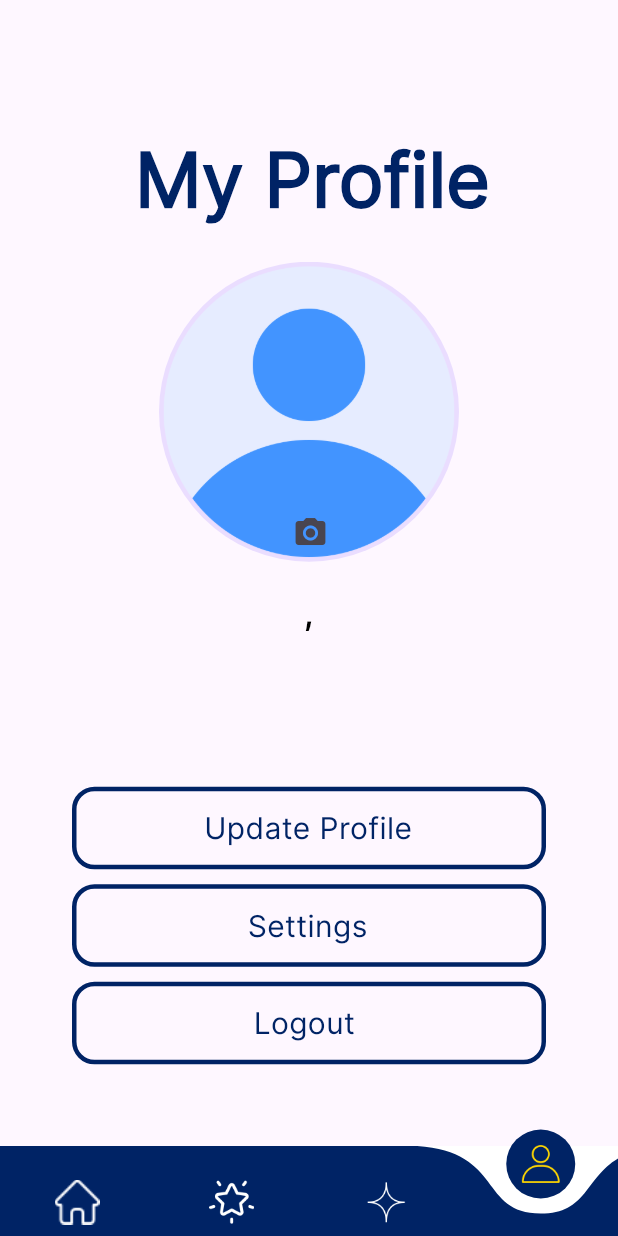
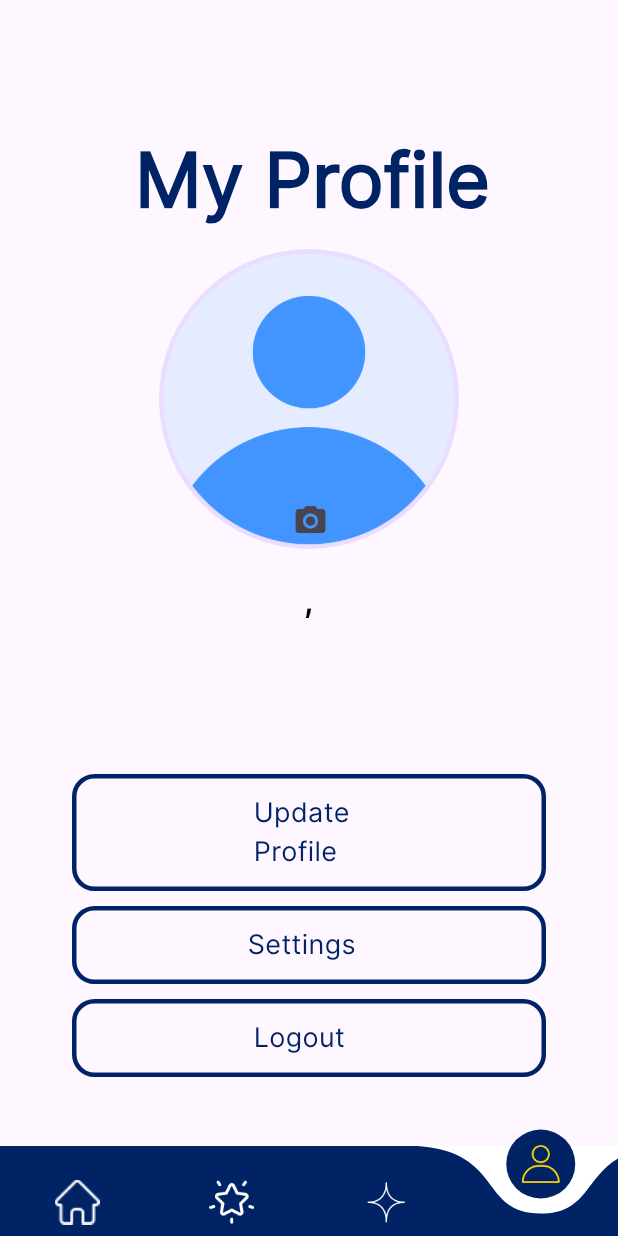
Before and after one commit to bearface4/Paws-Up, a Flutter app: the Profile screen opened by its route, on a phone screen of 412 x 824 dp. Run offline on Flutter 3.47's test engine with Material 3 defaults, Android fonts, the phone set to English and light mode, and no system bars; drawn by our look-alikes of curved_navigation_bar; our stand-ins replace another_flutter_splash_screen, cloud_firestore, firebase_auth, firebase_core, firebase_storage, flutter_secure_storage and 2 more; accounts and stored records are empty.

Commit message:
Initial commit

```diff
--- a/lib/Profile.dart
+++ b/lib/Profile.dart
@@ -189,11 +189,11 @@ class _ProfilePageState extends State<Profile> {
                             ),
                             borderRadius: BorderRadius.circular(15),
                           ),
-                          padding: EdgeInsets.symmetric(horizontal: 85, vertical: 10),
+                          padding: EdgeInsets.symmetric(horizontal: 118, vertical: 10),
                           child: Text(
                             'Update Profile',
                             style: TextStyle(
-                              fontSize: 20.0,
+                              fontSize: 18.0,
                               fontFamily: 'Inter',
                               color: Color(0xFF002365),
                             ),
@@ -215,7 +215,7 @@ class _ProfilePageState extends State<Profile> {
                           child: Text(
                             'Settings',
                             style: TextStyle(
-                              fontSize: 20.0,
+                              fontSize: 18.0,
                               fontFamily: 'Inter',
                               color: Color(0xFF002365),
                             ),
@@ -239,7 +239,7 @@ class _ProfilePageState extends State<Profile> {
                             child: Text(
                               'Logout',
                               style: TextStyle(
-                                fontSize: 20.0,
+                                fontSize: 18.0,
                                 fontFamily: 'Inter',
                                 color: Color(0xFF002365),
                               ),
```
